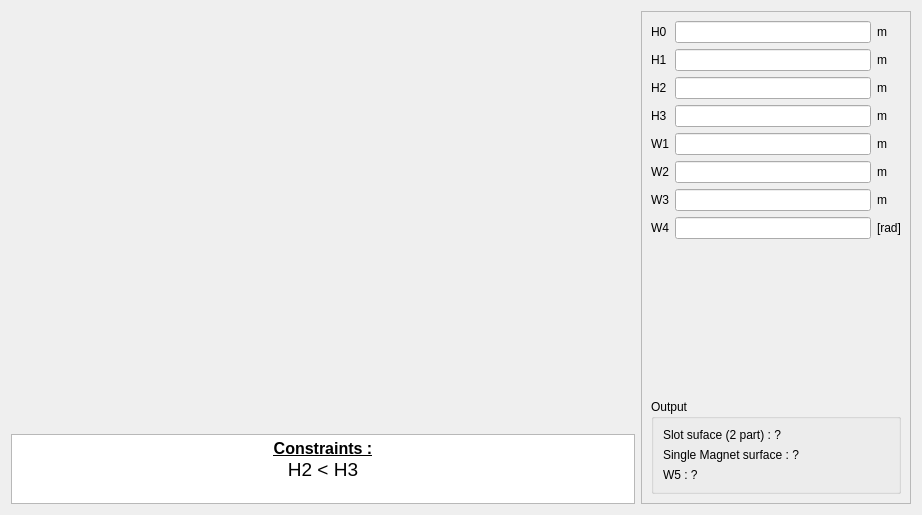
First picture: the form in pyleecan/GUI/Dialog/DMachineSetup/SMHoleMag/PHoleM53/PHoleM53.ui, repository Eomys/pyleecan, before the edit.
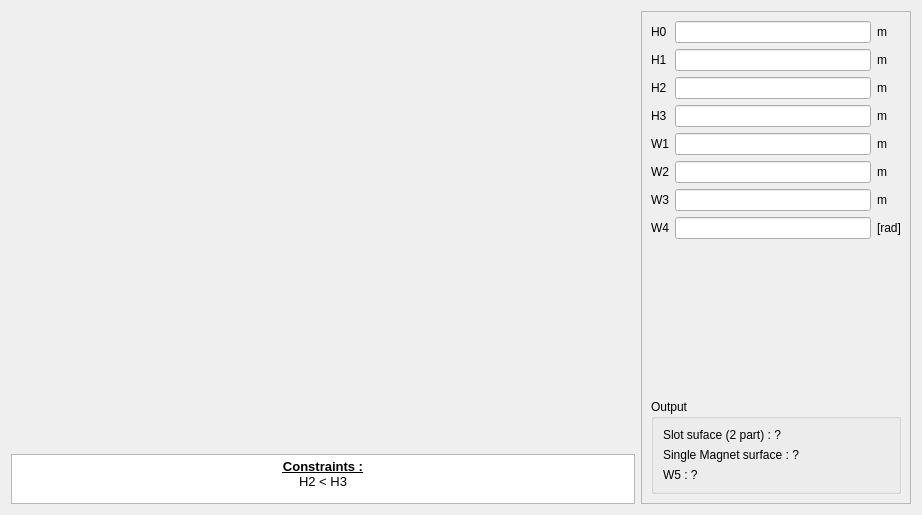
Second picture: the form after the edit. Icons and pictures are not drawn. Custom widgets are drawn as their Qt base class.

Commit message: [NF] update QTextEdit font when generating GUI + better display math symbols

What changed in the file:
```diff
--- a/pyleecan/GUI/Dialog/DMachineSetup/SMHoleMag/PHoleM53/PHoleM53.ui
+++ b/pyleecan/GUI/Dialog/DMachineSetup/SMHoleMag/PHoleM53/PHoleM53.ui
@@ -79,7 +79,7 @@
        <property name="maximumSize">
         <size>
          <width>16777215</width>
-         <height>70</height>
+         <height>50</height>
         </size>
        </property>
        <property name="verticalScrollBarPolicy">
@@ -90,8 +90,8 @@
 &lt;html&gt;&lt;head&gt;&lt;meta name=&quot;qrichtext&quot; content=&quot;1&quot; /&gt;&lt;style type=&quot;text/css&quot;&gt;
 p, li { white-space: pre-wrap; }
 &lt;/style&gt;&lt;/head&gt;&lt;body style=&quot; font-family:'MS Shell Dlg 2'; font-size:7.8pt; font-weight:400; font-style:normal;&quot;&gt;
-&lt;p align=&quot;center&quot; style=&quot; margin-top:0px; margin-bottom:0px; margin-left:0px; margin-right:0px; -qt-block-indent:0; text-indent:0px;&quot;&gt;&lt;span style=&quot; font-size:12pt; font-weight:600; text-decoration: underline;&quot;&gt;Constraints :&lt;/span&gt;&lt;/p&gt;
-&lt;p align=&quot;center&quot; style=&quot; margin-top:0px; margin-bottom:0px; margin-left:0px; margin-right:0px; -qt-block-indent:0; text-indent:0px;&quot;&gt;&lt;span style=&quot; font-size:14pt;&quot;&gt;H2 &amp;lt; H3&lt;/span&gt;&lt;/p&gt;&lt;/body&gt;&lt;/html&gt;</string>
+&lt;p align=&quot;center&quot; style=&quot; margin-top:0px; margin-bottom:0px; margin-left:0px; margin-right:0px; -qt-block-indent:0; text-indent:0px;&quot;&gt;&lt;span style=&quot; font-size:10pt; font-weight:600; text-decoration: underline;&quot;&gt;Constraints :&lt;/span&gt;&lt;/p&gt;
+&lt;p align=&quot;center&quot; style=&quot; margin-top:0px; margin-bottom:0px; margin-left:0px; margin-right:0px; -qt-block-indent:0; text-indent:0px;&quot;&gt;&lt;span style=&quot; font-size:10pt;&quot;&gt;H2 &amp;lt; H3&lt;/span&gt;&lt;/p&gt;&lt;/body&gt;&lt;/html&gt;</string>
        </property>
        <property name="textInteractionFlags">
         <set>Qt::TextSelectableByKeyboard|Qt::TextSelectableByMouse</set>
@@ -357,17 +357,17 @@
   </layout>
  </widget>
  <customwidgets>
-  <customwidget>
-   <class>FloatEdit</class>
-   <extends>QLineEdit</extends>
-   <header>......GUI/Tools/FloatEdit.h</header>
-  </customwidget>
   <customwidget>
    <class>WMatSelect</class>
    <extends>QWidget</extends>
    <header>......GUI.Dialog.DMatLib.WMatSelect.WMatSelect.h</header>
    <container>1</container>
   </customwidget>
+  <customwidget>
+   <class>FloatEdit</class>
+   <extends>QLineEdit</extends>
+   <header>......GUI/Tools/FloatEdit.h</header>
+  </customwidget>
  </customwidgets>
  <tabstops>
   <tabstop>lf_H0</tabstop>
```
The commit also changes 66 other files.
